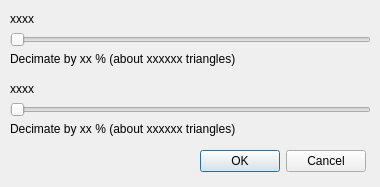
Before: the Qt Designer form ui/qdlgslider2.ui in CoppeliaRobotics/coppeliaSimLib, drawn with Qt 5.
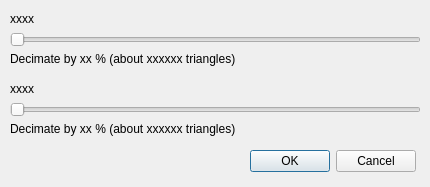
After: the same form once the commit is applied.

Diff of the .ui file:
```diff
--- a/ui/qdlgslider2.ui
+++ b/ui/qdlgslider2.ui
@@ -6,7 +6,7 @@
    <rect>
     <x>0</x>
     <y>0</y>
-    <width>380</width>
+    <width>430</width>
     <height>187</height>
    </rect>
   </property>
@@ -34,7 +34,7 @@
     <rect>
      <x>10</x>
      <y>30</y>
-     <width>361</width>
+     <width>411</width>
      <height>20</height>
     </rect>
    </property>
@@ -50,7 +50,7 @@
     <rect>
      <x>10</x>
      <y>10</y>
-     <width>361</width>
+     <width>411</width>
      <height>18</height>
     </rect>
    </property>
@@ -63,7 +63,7 @@
     <rect>
      <x>15</x>
      <y>150</y>
-     <width>351</width>
+     <width>401</width>
      <height>23</height>
     </rect>
    </property>
@@ -76,7 +76,7 @@
     <rect>
      <x>10</x>
      <y>80</y>
-     <width>361</width>
+     <width>411</width>
      <height>18</height>
     </rect>
    </property>
@@ -89,7 +89,7 @@
     <rect>
      <x>10</x>
      <y>100</y>
-     <width>361</width>
+     <width>411</width>
      <height>20</height>
     </rect>
    </property>
```
